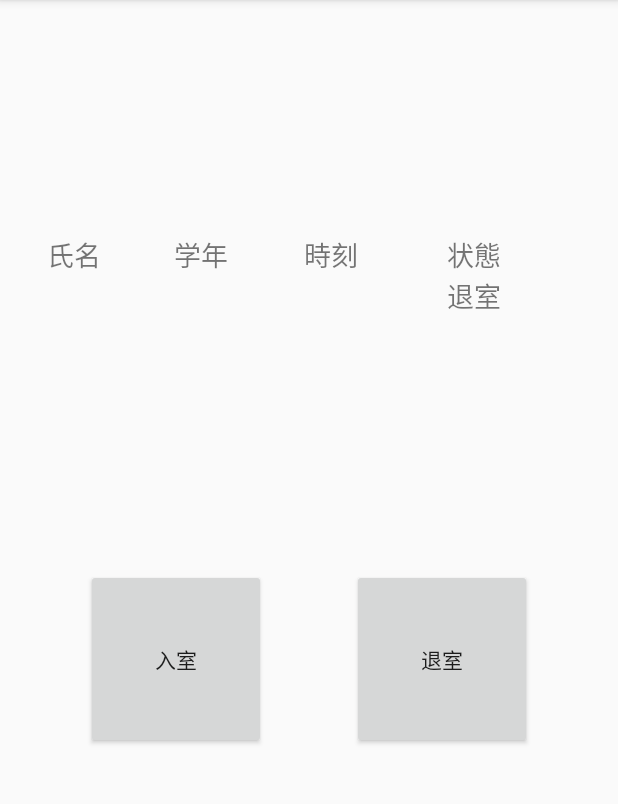
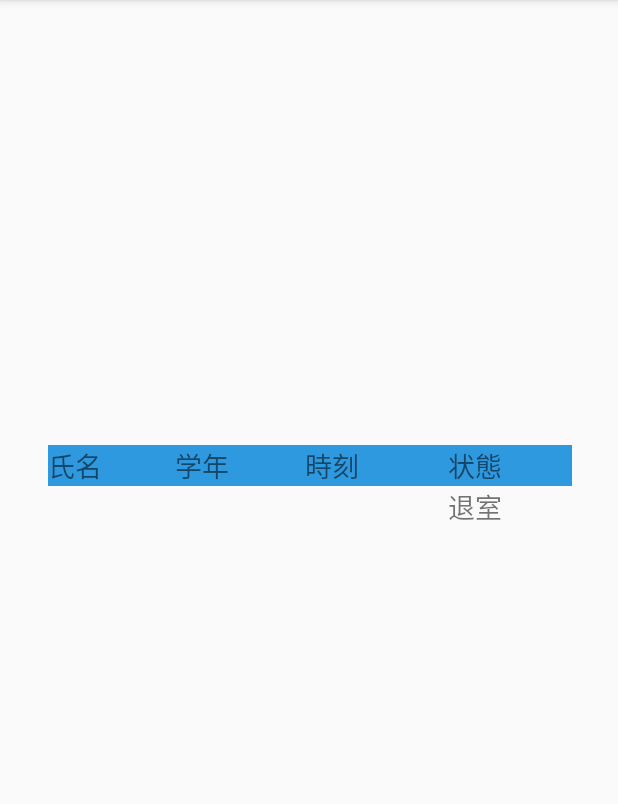
Before and after one commit to akaeda-yoshiki/EESystem_C, an Android app: the SelectAction screen opened directly, with no data from a screen before it, on a phone screen of 412 x 824 dp, the part 84-888 px from its top. Run offline under Robolectric (Android 15) with nearby library versions, the phone set to English and light mode, and no system bars.

Commit message:
ID確認画面の追加、カード認証時に未登録ならエラー表示、入退室選択ボタン削除、票のレイアウト少し変更

```diff
--- a/app/src/main/res/layout/selectaction.xml
+++ b/app/src/main/res/layout/selectaction.xml
@@ -5,43 +5,18 @@
     android:layout_width="match_parent"
     android:layout_height="match_parent">
 
-    <Button
-        android:id="@+id/enter"
-        android:layout_width="120dp"
-        android:layout_height="120dp"
-        android:onClick="onClick"
-        android:text="@string/enter_message"
-        app:layout_constraintBottom_toBottomOf="parent"
-        app:layout_constraintEnd_toStartOf="@+id/exit"
-        app:layout_constraintHorizontal_bias="0.5"
-        app:layout_constraintStart_toStartOf="parent"
-        app:layout_constraintTop_toTopOf="parent"
-        app:layout_constraintVertical_bias="0.585" />
-
-    <Button
-        android:id="@+id/exit"
-        android:layout_width="120dp"
-        android:layout_height="120dp"
-        android:onClick="onClick"
-        android:text="@string/exit_message"
-        app:layout_constraintBottom_toBottomOf="parent"
-        app:layout_constraintEnd_toEndOf="parent"
-        app:layout_constraintHorizontal_bias="0.5"
-        app:layout_constraintStart_toEndOf="@+id/enter"
-        app:layout_constraintTop_toTopOf="parent"
-        app:layout_constraintVertical_bias="0.585" />
-
     <LinearLayout
         android:id="@+id/info_layout"
         android:layout_width="349dp"
         android:layout_height="68dp"
         android:baselineAligned="false"
         android:orientation="horizontal"
-        app:layout_constraintBottom_toTopOf="@+id/enter"
+        app:layout_constraintBottom_toBottomOf="parent"
         app:layout_constraintEnd_toEndOf="parent"
-        app:layout_constraintHorizontal_bias="0.5"
+        app:layout_constraintHorizontal_bias="0.514"
         app:layout_constraintStart_toStartOf="parent"
-        app:layout_constraintTop_toTopOf="parent">
+        app:layout_constraintTop_toTopOf="parent"
+        app:layout_constraintVertical_bias="0.424">
 
         <LinearLayout
             android:layout_width="18dp"
@@ -53,6 +28,7 @@
                 android:id="@+id/nameT"
                 android:layout_width="match_parent"
                 android:layout_height="wrap_content"
+                android:background="#2f99e0"
                 android:text="@string/nameT_S"
                 android:textSize="18sp" />
 
@@ -74,6 +50,7 @@
                 android:id="@+id/gradeT"
                 android:layout_width="match_parent"
                 android:layout_height="wrap_content"
+                android:background="#2f99e0"
                 android:text="@string/gradeT_S"
                 android:textSize="18sp" />
 
@@ -95,6 +72,7 @@
                 android:id="@+id/timeT"
                 android:layout_width="match_parent"
                 android:layout_height="wrap_content"
+                android:background="#2f99e0"
                 android:text="@string/timeT_S"
                 android:textSize="18sp" />
 
@@ -116,6 +94,7 @@
                 android:id="@+id/statsT"
                 android:layout_width="match_parent"
                 android:layout_height="wrap_content"
+                android:background="#2f99e0"
                 android:text="@string/statsT_S"
                 android:textSize="18sp" />
 
--- a/app/src/main/res/values/strings.xml
+++ b/app/src/main/res/values/strings.xml
@@ -1,7 +1,7 @@
 <resources>
     <string name="app_name">EESystem_C</string>
     <string name="waitcard_message">カードをかざしてください</string>
-    <string name="button">Button</string>
+    <string name="button">IDの確認</string>
     <string name="enter_message">入室</string>
     <string name="exit_message">退室</string>
     <string name="stats">待機</string>
@@ -9,8 +9,10 @@
     <string name="gradeT_S">学年</string>
     <string name="timeT_S">時刻</string>
     <string name="statsT_S">状態</string>
-    <string name="name1_S">赤枝佳樹</string>
-    <string name="grade1_S">4年</string>
-    <string name="time1_S">000</string>
-    <string name="stats1_S">退出</string>
+    <string name="name1_S"></string>
+    <string name="grade1_S"></string>
+    <string name="time1_S"></string>
+    <string name="stats1_S"></string>
+    <string name="draw_id"></string>
+    <string name="back">戻る</string>
 </resources>
```
Also changed, not shown: app/src/main/java/com/example/akaedayoshiki/eesystem_c/Connect.java (deleted, +0 -59 lines), app/src/main/java/com/example/akaedayoshiki/eesystem_c/MyAsyncTask.java (deleted, +0 -38 lines), app/src/main/java/com/example/akaedayoshiki/eesystem_c/SelectAction.java (+1 -29 lines), app/src/main/java/com/example/akaedayoshiki/eesystem_c/WaitCard.java (+52 -9 lines), app/src/main/res/layout/waitcard.xml (+30 -3 lines).
